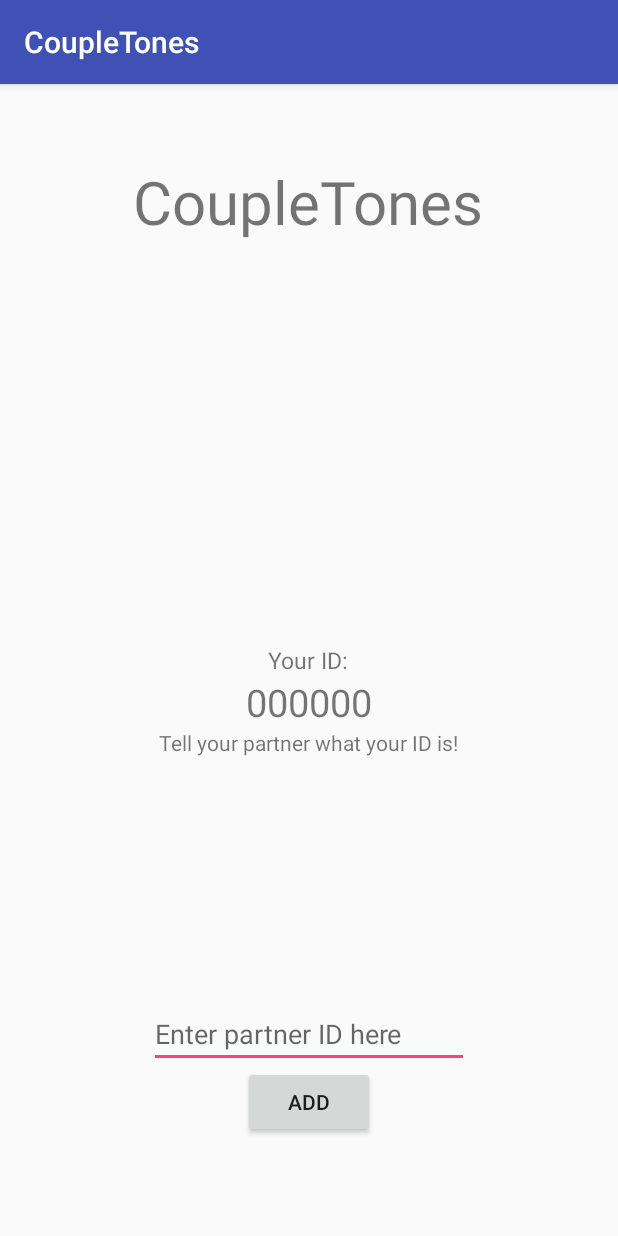
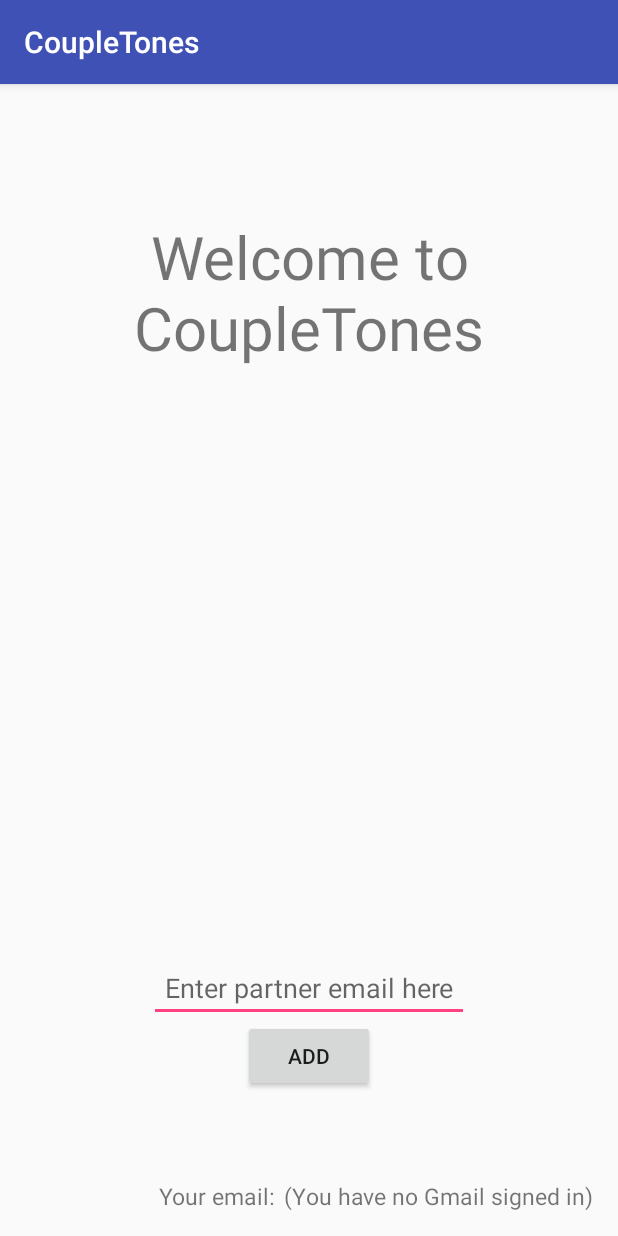
Before and after one commit to hudsonleung95/CoupleTones, an Android app: the screen it shows after launch (AddActivity), on a phone screen of 412 x 824 dp. Run offline under Robolectric (Android 15) with nearby library versions, the light colour scheme and no system bars.

Commit message:
changed to gmail

```diff
--- a/app/src/main/AndroidManifest.xml
+++ b/app/src/main/AndroidManifest.xml
@@ -8,6 +8,7 @@
          location permissions for the 'MyLocation' functionality.
     -->
     <uses-permission android:name="android.permission.ACCESS_FINE_LOCATION"/>
+    <uses-permission android:name="android.permission.GET_ACCOUNTS" />
 
     <application
         android:allowBackup="true"
--- a/app/src/main/java/coupletones/pro/cse110/coupletones/AddActivity.java
+++ b/app/src/main/java/coupletones/pro/cse110/coupletones/AddActivity.java
@@ -1,18 +1,27 @@
 package coupletones.pro.cse110.coupletones;
 
+import android.accounts.Account;
+import android.accounts.AccountManager;
+import android.content.Context;
 import android.content.Intent;
 import android.support.v7.app.AppCompatActivity;
 import android.os.Bundle;
+import android.util.Log;
 import android.view.View;
+import android.widget.TextView;
+
 
 public class AddActivity extends AppCompatActivity
 {
+    private TextView tv_ur_email;
 
     @Override
     protected void onCreate(Bundle savedInstanceState)
     {
         super.onCreate(savedInstanceState);
         setContentView(R.layout.layout_add);
+        tv_ur_email = (TextView)findViewById(R.id.add_tv_id);
+        setEmail();
     }
 
     //this method will be called when user press the add button
@@ -22,4 +31,34 @@ public class AddActivity extends AppCompatActivity
         //go to the hist
         startActivity(new Intent(this, HistoryActivity.class));
     }
+
+    /**
+     * this method set the email TextView to user's first gmail
+     *
+     * if user has no account, show no email string in the view
+     */
+    private void setEmail(){
+        String email = getEmail();
+
+        if(email == null)
+            tv_ur_email.setText(getText(R.string.add_no_email));
+        else
+            tv_ur_email.setText(email);
+    }
+
+    /**
+     * this method get the user's FIRST gmail account on device
+     *
+     * @return
+     *      null - if user has no account on their device
+     *      otherwise - first gmail account on device
+     */
+    private String getEmail(){
+        String email = null;
+        Account[] accounts = AccountManager.get(this).getAccountsByType("com.google");
+        if(accounts.length > 0)
+            email = accounts[0].name;
+
+        return email;
+    }
 }
--- a/app/src/main/res/layout/layout_add.xml
+++ b/app/src/main/res/layout/layout_add.xml
@@ -13,48 +13,45 @@
     <TextView
         android:layout_width="wrap_content"
         android:layout_height="wrap_content"
-        android:text="@string/app_name"
+        android:text="@string/add_welcome"
         android:id="@+id/add_tv_logo"
-        android:layout_marginTop="35dp"
+        android:layout_marginTop="72dp"
+        android:textSize="40dp"
         android:layout_alignParentTop="true"
         android:layout_centerHorizontal="true"
-        android:textSize="40dp"/>
+        android:textAlignment="center"/>
 
     <TextView
         android:layout_width="wrap_content"
         android:layout_height="wrap_content"
-        android:text="@string/add_ur_id"
+        android:text="@string/add_ur_email"
         android:id="@+id/add_tv_ur"
         android:textSize="15dp"
-        android:layout_centerVertical="true"
-        android:layout_centerHorizontal="true"/>
+        android:layout_alignParentBottom="true"
+        android:layout_toLeftOf="@+id/add_tv_id"
+        android:layout_toStartOf="@+id/add_tv_id"
+        android:layout_marginRight="5dp"/>
     <TextView
         android:layout_width="wrap_content"
         android:layout_height="wrap_content"
         android:id="@+id/add_tv_id"
-        android:layout_below="@+id/add_tv_ur"
-        android:layout_centerHorizontal="true"
-        android:text="@string/add_init_id"
-        android:textSize="25dp"/>
-
-    <TextView
-        android:layout_width="wrap_content"
-        android:layout_height="wrap_content"
-        android:id="@+id/add_tv_tell"
-        android:layout_below="@+id/add_tv_id"
-        android:layout_centerHorizontal="true"
-        android:text="@string/add_tell"/>
+        android:text="@string/add_init_email"
+        android:textSize="15dp"
+        android:layout_alignParentBottom="true"
+        android:layout_alignParentRight="true"
+        android:layout_alignParentEnd="true"/>
 
     <EditText
         android:layout_width="wrap_content"
         android:layout_height="wrap_content"
-        android:inputType="number"
+        android:inputType="textEmailAddress"
         android:ems="10"
         android:id="@+id/add_et_input"
-        android:layout_marginBottom="96dp"
+        android:layout_marginBottom="105dp"
         android:hint="@string/add_hints"
-        android:layout_alignParentBottom="true"
-        android:layout_centerHorizontal="true"/>
+        android:layout_above="@+id/add_tv_ur"
+        android:layout_centerHorizontal="true"
+        android:textAlignment="center"/>
 
     <Button
         android:layout_width="wrap_content"
--- a/app/src/main/res/values/strings.xml
+++ b/app/src/main/res/values/strings.xml
@@ -3,11 +3,12 @@
     <string name="title_activity_maps">Map</string>
 
     <!-- used in AddActivity -->
+    <string name="add_welcome">Welcome to CoupleTones</string>
     <string name="add_btn">Add</string>
-    <string name="add_hints">Enter partner ID here</string>
-    <string name="add_ur_id">Your ID: </string>
-    <string name="add_init_id">000000</string>
-    <string name="add_tell">Tell your partner what your ID is!</string>
+    <string name="add_hints">Enter partner email here</string>
+    <string name="add_ur_email">Your email:</string>
+    <string name="add_init_email">cse110@gmail.com</string>
+    <string name="add_no_email">(You have no Gmail signed in)</string>
 
     <!-- used in HistoryActivity -->
     <string name="hist_empty">Your partner has not visited any of their favorite location</string>
--- a/build.gradle
+++ b/build.gradle
@@ -5,7 +5,7 @@ buildscript {
         jcenter()
     }
     dependencies {
-        classpath 'com.android.tools.build:gradle:2.0.0'
+        classpath 'com.android.tools.build:gradle:2.1.0-beta1'
 
         // NOTE: Do not place your application dependencies here; they belong
         // in the individual module build.gradle files
```
